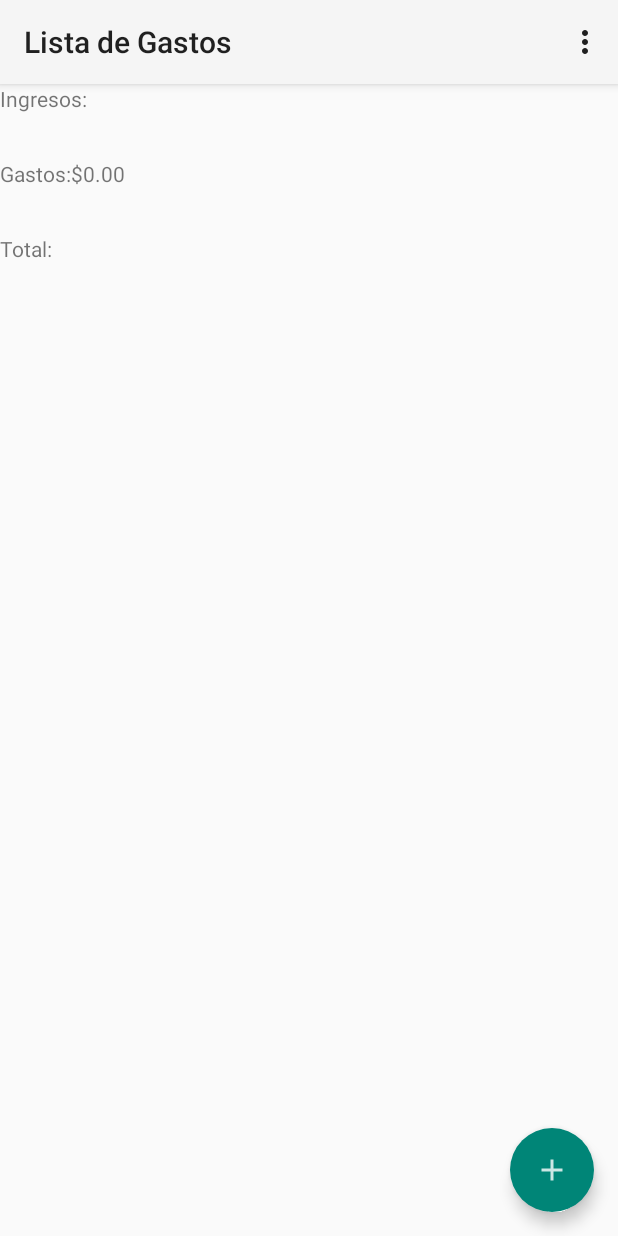
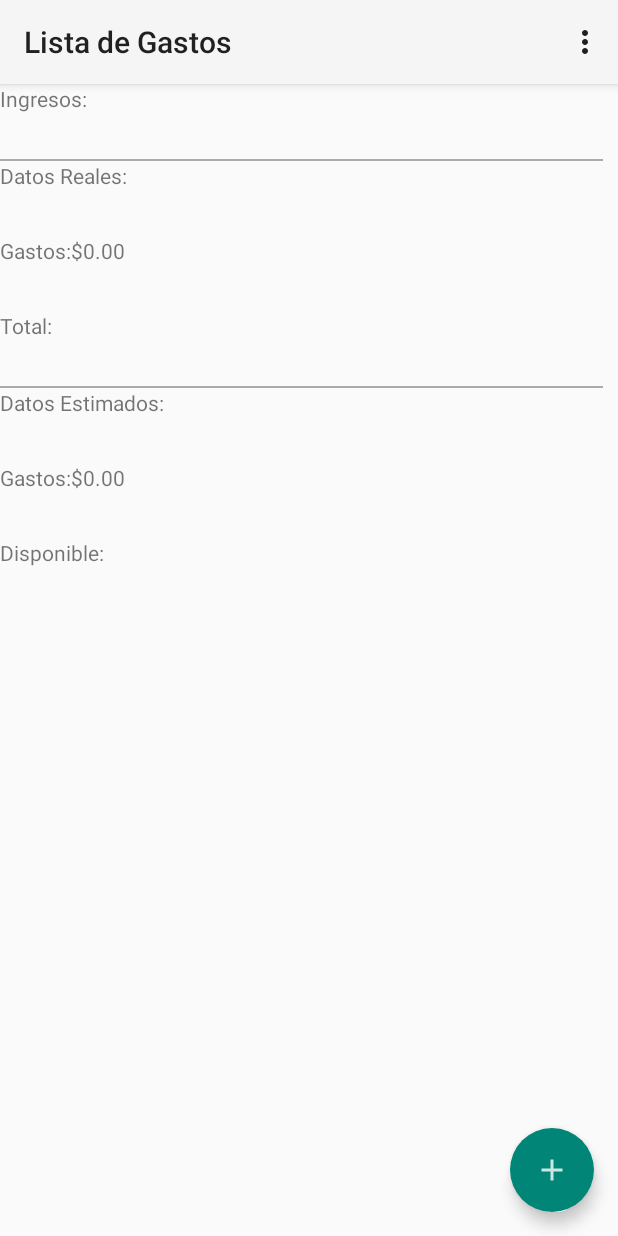
Before and after one commit to leebeth/A-shop, an Android app: the ListaCategoriasActivity screen opened directly, with no data from a screen before it, on a phone screen of 412 x 824 dp. Run offline under Robolectric (Android 15) with nearby library versions, the phone set to English and light mode, and no system bars; libraries missing offline, so code that uses them is left out: org.greenrobot.greendao; 11 statements that could not run were skipped.

Commit message:
Agregado label para total gastos estimados y total disponible

```diff
--- a/app/src/main/java/com/tienda/a_shop/views/ListaCategoriasActivity.java
+++ b/app/src/main/java/com/tienda/a_shop/views/ListaCategoriasActivity.java
@@ -48,11 +48,12 @@ public class ListaCategoriasActivity extends CategoriaViewOptions {
     private TextView gasto;
     private TextView ingreso;
     private TextView total;
+    private TextView gastoEstimado;
+    private TextView totalDisponible;
     private ReportGeneratorTask task;
     private boolean writeExternalStorage;
     private GastoMes gastoActual;
     private ICategoriaPresenter categoriaPresenter;
-    private SlidingPaneLayout panelSummary;
 
 
     @Override
@@ -66,6 +67,8 @@ public class ListaCategoriasActivity extends CategoriaViewOptions {
         gasto = (TextView) findViewById(R.id.txtTotalGastos);
         ingreso = (TextView) findViewById(R.id.txtTotalIngreso);
         total = (TextView) findViewById(R.id.txtTotal);
+        gastoEstimado = (TextView) findViewById(R.id.txtGastoEstimado);
+        totalDisponible = (TextView) findViewById(R.id.txtTotalDisponible);
 
         categoriaPresenter.obtenerGastoActual();
 
@@ -174,13 +177,17 @@ public class ListaCategoriasActivity extends CategoriaViewOptions {
 
     private void actualizarListaResumen() {
         int totalAux = 0;
+        int totalEstimado = 0;
         for (int i = 1; i < categoriasMesActual.size(); i++) {
             totalAux += categoriasMesActual.get(i).getTotal();
+            totalEstimado += categoriasMesActual.get(i).getEstimado();
         }
         NumberFormat formatter = NumberFormat.getCurrencyInstance();
         gasto.setText(getString(R.string.gastos) + formatter.format(totalAux));
         ingreso.setText(getString(R.string.ingresos) + formatter.format(categoriasMesActual.get(0).getTotal()));
         total.setText(getString(R.string.total) + formatter.format(categoriasMesActual.get(0).getTotal() - totalAux));
+        gastoEstimado.setText(getString(R.string.gastos) + formatter.format(totalEstimado));
+        totalDisponible.setText(getString(R.string.total_disponible) + formatter.format(categoriasMesActual.get(0).getTotal() - totalEstimado));
     }
 
     @Override
--- a/app/src/main/res/layout/activity_list.xml
+++ b/app/src/main/res/layout/activity_list.xml
@@ -10,29 +10,63 @@
         android:layout_height="match_parent">
 
         <LinearLayout
-            android:orientation="vertical"
-            android:layout_width="240dp"
+            android:layout_width="190dp"
             android:layout_height="match_parent"
             android:layout_gravity="start"
-            android:baselineAligned="false">
+            android:baselineAligned="false"
+            android:orientation="vertical"
+            android:layout_marginTop="30dp"
+            android:layout_marginStart="10dp">
+
+            <TextView
+                android:id="@+id/txtTotalIngreso"
+                android:layout_width="wrap_content"
+                android:layout_height="50dp"
+                android:text="@string/ingresos" />
+
+            <View
+                android:layout_width="match_parent"
+                android:layout_height="1dp"
+                android:background="@android:color/darker_gray" />
 
             <TextView
                 android:layout_width="wrap_content"
                 android:layout_height="50dp"
-                android:text="@string/ingresos"
-                android:id="@+id/txtTotalIngreso" />
+                android:text="@string/labReales" />
+
+            <TextView
+                android:id="@+id/txtTotalGastos"
+                android:layout_width="wrap_content"
+                android:layout_height="50dp"
+                android:text="@string/gastos" />
+
+            <TextView
+                android:id="@+id/txtTotal"
+                android:layout_width="wrap_content"
+                android:layout_height="50dp"
+                android:text="@string/total" />
+
+            <View
+                android:layout_width="match_parent"
+                android:layout_height="1dp"
+                android:background="@android:color/darker_gray" />
 
             <TextView
                 android:layout_width="wrap_content"
                 android:layout_height="50dp"
-                android:text="@string/gastos"
-                android:id="@+id/txtTotalGastos" />
+                android:text="@string/labEstimados" />
 
             <TextView
+                android:id="@+id/txtGastoEstimado"
                 android:layout_width="wrap_content"
                 android:layout_height="50dp"
-                android:text="@string/total"
-                android:id="@+id/txtTotal" />
+                android:text="@string/gastos" />
+
+            <TextView
+                android:id="@+id/txtTotalDisponible"
+                android:layout_width="wrap_content"
+                android:layout_height="50dp"
+                android:text="@string/total_disponible" />
         </LinearLayout>
 
 
@@ -40,11 +74,11 @@
             android:layout_width="match_parent"
             android:layout_height="match_parent"
             android:layout_weight="0.1">
+
             <ListView
                 android:id="@+id/listaProductos"
                 android:layout_width="match_parent"
-                android:layout_height="wrap_content">
-            </ListView>
+                android:layout_height="wrap_content"></ListView>
 
         </RelativeLayout>
 
--- a/app/src/main/res/values/strings.xml
+++ b/app/src/main/res/values/strings.xml
@@ -44,4 +44,7 @@
     <!--Excepciones-->
     <string name="storage_is_not_writable">No se ha permitido la escritura en memoria</string>
     <string name="report_error_message">Error escribiendo el reporte en la memoria</string>
+    <string name="labReales">Datos Reales:</string>
+    <string name="labEstimados">Datos Estimados:</string>
+    <string name="total_disponible">Disponible:</string>
 </resources>
```
Also changed, not shown: 1 other file.
